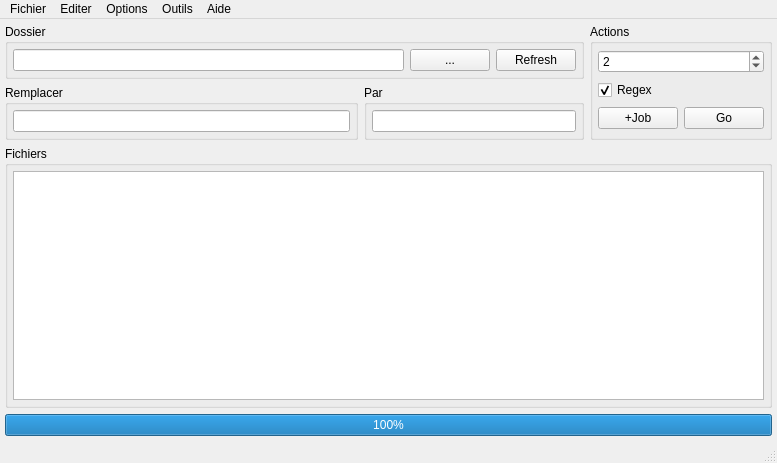
Old version of the form mainwindow.ui in the repository Chr0nos/bwarg.
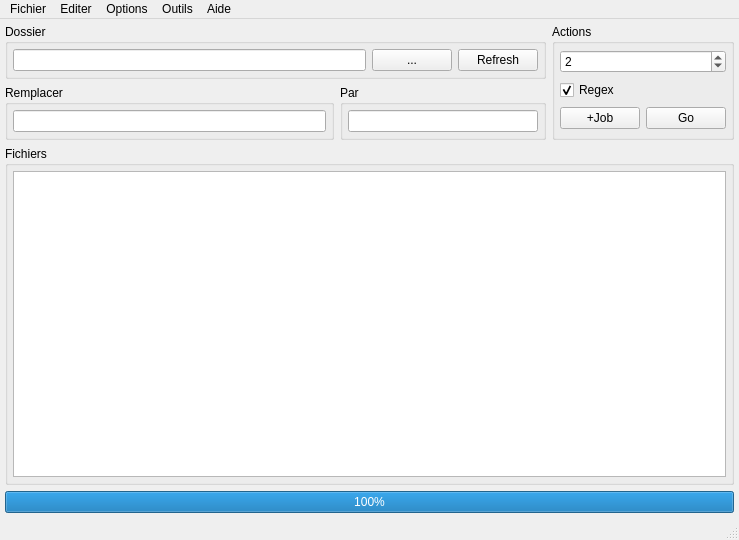
New version of the form.

Commit message: added the ${D} parameter for gentoo's ebuild in the .pro file changed the joblist dialog dont remember what i've done in the mainwindow files o_O

Patch:
```diff
--- a/mainwindow.ui
+++ b/mainwindow.ui
@@ -6,8 +6,8 @@
    <rect>
     <x>0</x>
     <y>0</y>
-    <width>777</width>
-    <height>463</height>
+    <width>739</width>
+    <height>540</height>
    </rect>
   </property>
   <property name="windowTitle">
@@ -255,7 +255,7 @@
     <rect>
      <x>0</x>
      <y>0</y>
-     <width>777</width>
+     <width>739</width>
      <height>23</height>
     </rect>
    </property>
```
The commit also changes 5 other files.
